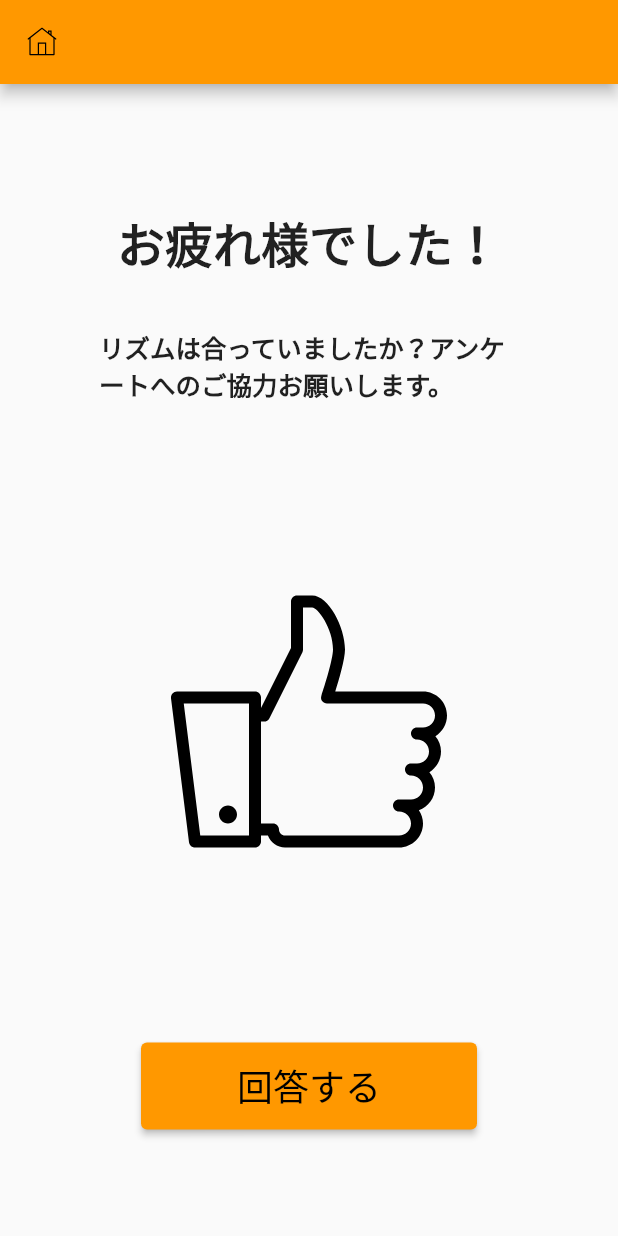
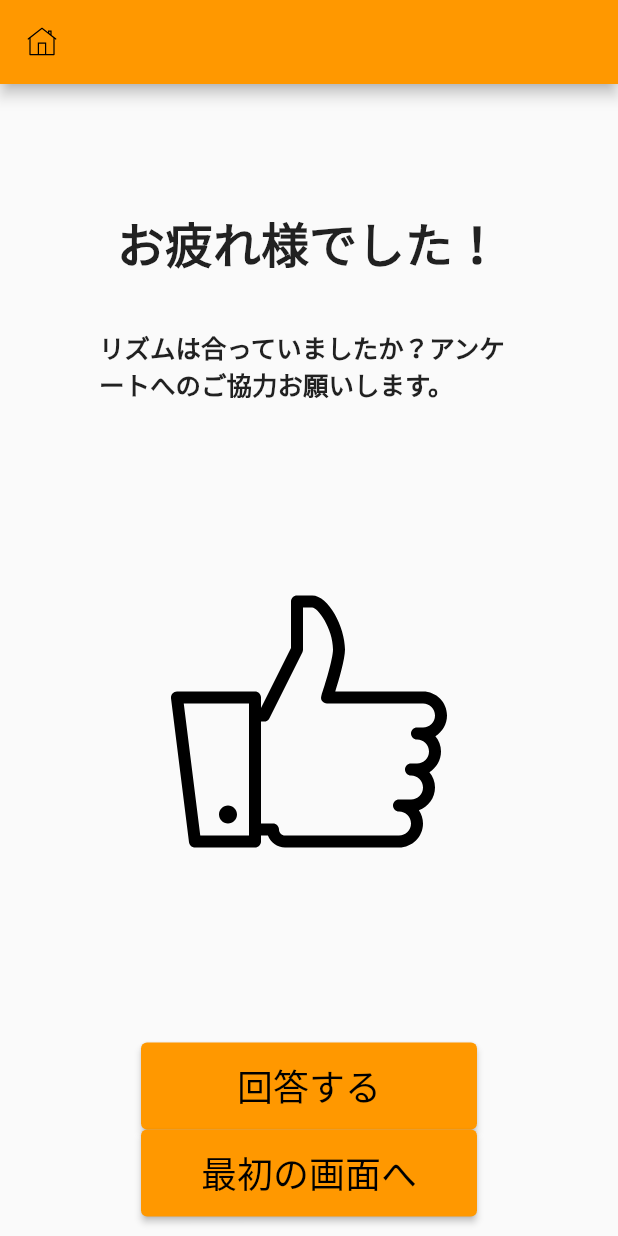
Before and after one commit to beatim-inc/beatim5, a Flutter app: the FinishRunPage widget shown alone on an empty page, opened directly, on a phone screen of 412 x 824 dp. Run offline on Flutter 3.47's test engine with Material 2 defaults, Android fonts, the phone set to English and light mode, and no system bars; our stand-ins replace carousel_slider, cloud_firestore, firebase_core, firebase_storage, flutter_svg, geolocator and 3 more; accounts and stored records are empty.

Commit message:
ホームに戻れるようにUIを修正

```diff
--- a/lib/screens/finish_run_page.dart
+++ b/lib/screens/finish_run_page.dart
@@ -1,3 +1,4 @@
+import 'package:beatim5/screens/welcome_page.dart';
 import 'package:beatim5/templates/base_layout.dart';
 import 'package:beatim5/widgets/page_transition_button.dart';
 import 'package:flutter/material.dart';
@@ -29,7 +30,9 @@ class FinishRunPage extends BaseLayout {
 
   @override
   Widget buttomContent(BuildContext context) {
-    return PageTransitionButton(
+    return Column(
+      children: [
+        PageTransitionButton(
           '回答する',
           () {
             getOrGenerateUserId().then((userId) {
@@ -37,6 +40,18 @@ class FinishRunPage extends BaseLayout {
               launchUrl(url);
             });
           },
+        ),
+        PageTransitionButton(
+            '最初の画面へ',
+            (){
+              Navigator.push<void>(
+                  context,
+                  MaterialPageRoute<void>(
+                    builder: (BuildContext context) => WelcomePage(),
+                  ));
+          },
+        ),
+      ],
     );
   }
 }
```
Lines whose indentation alone changed are shown as unchanged.
